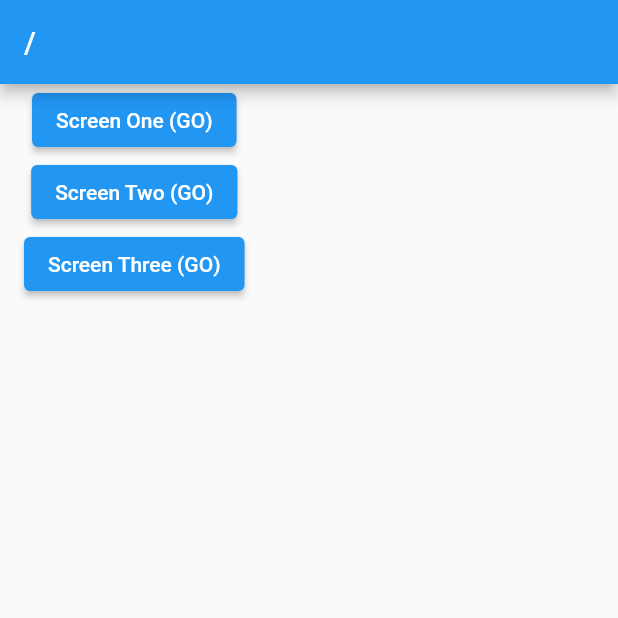
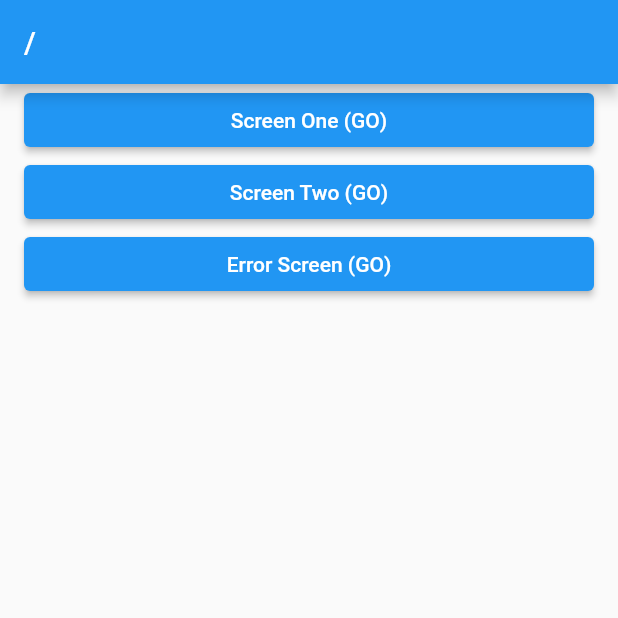
Before and after one commit to SunChulBaek-2/CodeFactoryGoRouter, a Flutter app: the screen it shows after launch, on a phone screen of 412 x 824 dp, the top half of it. Run offline on Flutter 3.47's test engine with Material 2 defaults, Android fonts, the light colour scheme and no system bars; our stand-ins replace go_router.

Commit message:
ErrorScreen

```diff
--- a/lib/main.dart
+++ b/lib/main.dart
@@ -1,6 +1,7 @@
 import 'package:codefactory_go_router/screen/1_screen.dart';
 import 'package:codefactory_go_router/screen/2_screen.dart';
 import 'package:codefactory_go_router/screen/3_screen.dart';
+import 'package:codefactory_go_router/screen/error_screen.dart';
 import 'package:codefactory_go_router/screen/home_screen.dart';
 import 'package:flutter/material.dart';
 import 'package:go_router/go_router.dart';
@@ -14,6 +15,7 @@ class _App extends StatelessWidget {
 
   GoRouter get _router => GoRouter(
     initialLocation: '/',
+    errorBuilder: (context, state) => ErrorScreen(error: state.error.toString()),
     routes: <RouteBase>[
       GoRoute(
         path: '/',
--- /dev/null
+++ b/lib/screen/error_screen.dart
@@ -0,0 +1,22 @@
+import 'package:codefactory_go_router/layout/default_layout.dart';
+import 'package:flutter/material.dart';
+import 'package:go_router/go_router.dart';
+
+class ErrorScreen extends StatelessWidget {
+  const ErrorScreen({required this.error, super.key});
+
+  final String error;
+
+  @override
+  Widget build(BuildContext context) => DefaultLayout(
+    body: Column(
+      crossAxisAlignment: CrossAxisAlignment.stretch,
+      children: [
+        Text(error),
+        ElevatedButton(onPressed: () {
+          context.go('/');
+        }, child: Text('고홈'))
+      ],
+    )
+  );
+}
--- a/lib/screen/home_screen.dart
+++ b/lib/screen/home_screen.dart
@@ -12,6 +12,7 @@ class HomeScreen extends StatelessWidget {
   Widget build(BuildContext context) {
     return DefaultLayout(
       body: Column(
+        crossAxisAlignment: CrossAxisAlignment.stretch,
         children: [
           ElevatedButton(
               onPressed: () {
@@ -27,9 +28,9 @@ class HomeScreen extends StatelessWidget {
           ),
           ElevatedButton(
               onPressed: () {
-                context.goNamed(ThreeScreen.routeName);
+                context.go('/error');
               },
-              child: Text('Screen Three (GO)')
+              child: Text('Error Screen (GO)')
           ),
         ],
       )
```
